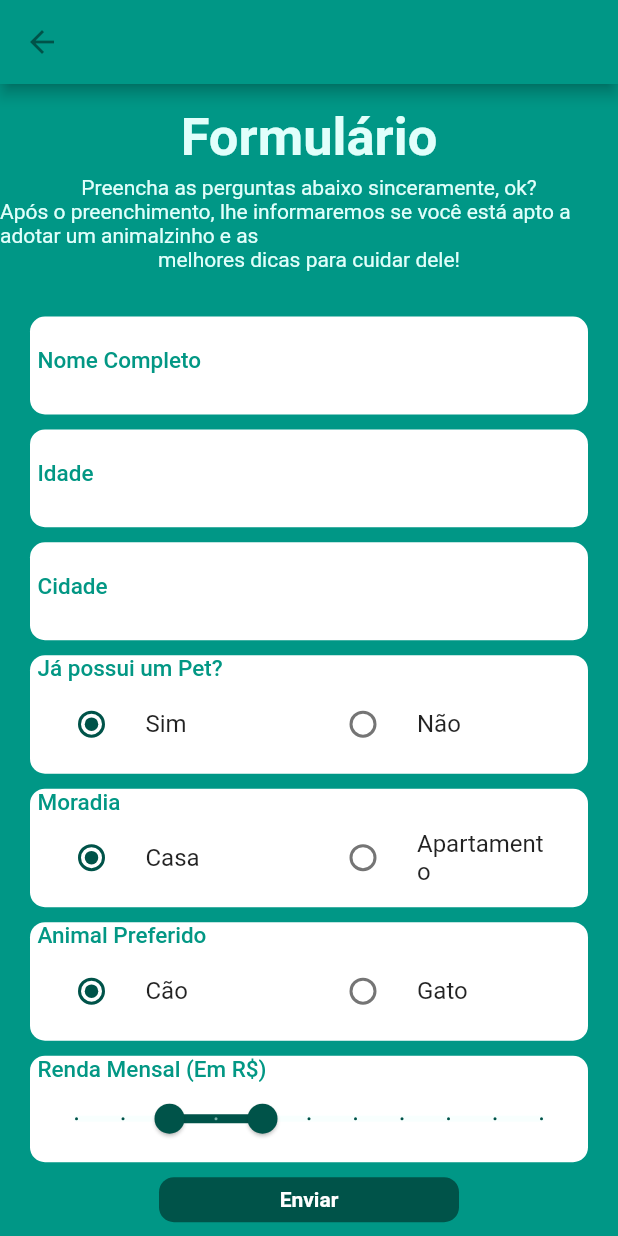
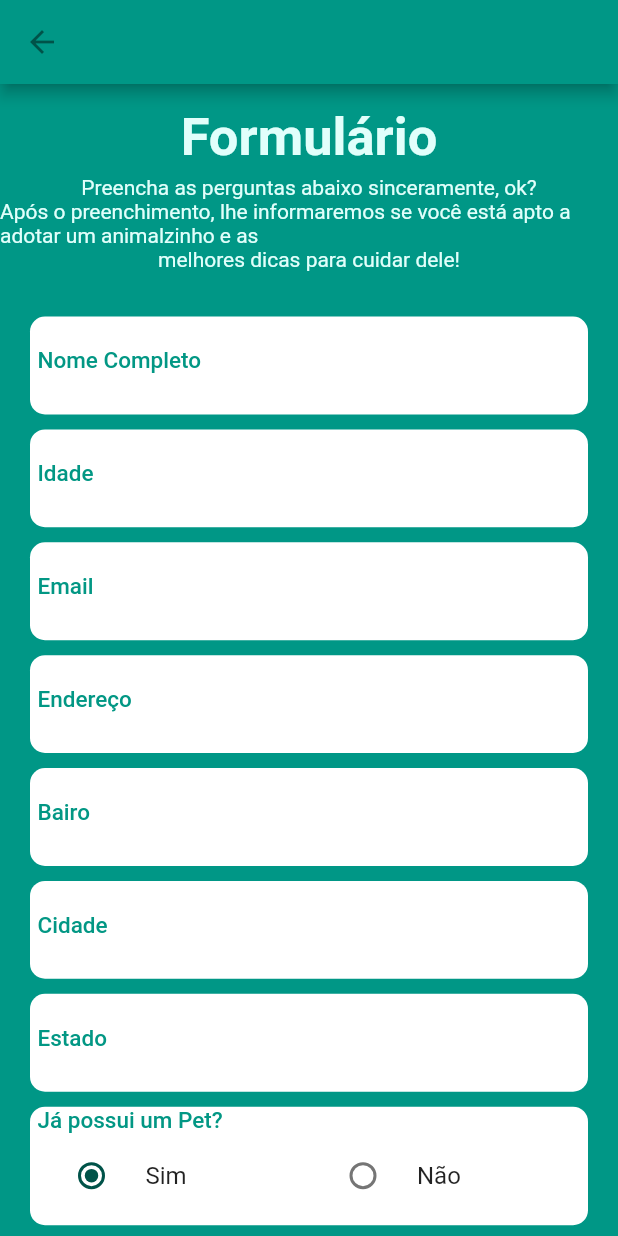
Before and after one commit to Guto13/Adopet, a Flutter app: the FormularioScreen screen opened directly, on a phone screen of 412 x 824 dp. Run offline on Flutter 3.47's test engine with Material 2 defaults, Android fonts, the phone set to English and light mode, and no system bars.

Commit message:
Segundo commit

```diff
--- a/lib/formulario/formulario.dart
+++ b/lib/formulario/formulario.dart
@@ -16,7 +16,11 @@ enum animalPreferido { Cao, Gato }
 class _FormularioState extends State<Formulario> {
   final _nameController = TextEditingController();
   final _idadeController = TextEditingController();
+  final _emailController = TextEditingController();
   final _cidadeController = TextEditingController();
+  final _enderecoController = TextEditingController();
+  final _bairroController = TextEditingController();
+  final _estadoController = TextEditingController();
   possuiPet _possuiPet = possuiPet.yes;
   moradia _moradia = moradia.Casa;
   animalPreferido _animalPreferido = animalPreferido.Cao;
@@ -47,10 +51,42 @@ class _FormularioState extends State<Formulario> {
             height: 10,
           ),
           CampoFormulario(
+              textInputType: TextInputType.emailAddress,
+              nameController: _emailController,
+              label: 'Email',
+              erro: 'Coloque Seu Email'),
+          SizedBox(
+            height: 10,
+          ),
+          CampoFormulario(
+              textInputType: TextInputType.text,
+              nameController: _enderecoController,
+              label: 'Endereço',
+              erro: 'Coloque Seu Endereço'),
+          SizedBox(
+            height: 10,
+          ),
+          CampoFormulario(
+              textInputType: TextInputType.text,
+              nameController: _bairroController,
+              label: 'Bairo',
+              erro: 'Coloque Seu Bairro'),
+          SizedBox(
+            height: 10,
+          ),
+          CampoFormulario(
               textInputType: TextInputType.text,
               nameController: _cidadeController,
               label: 'Cidade',
               erro: 'Coloque Sua Cidade'),
+          SizedBox(
+            height: 10,
+          ),
+          CampoFormulario(
+              textInputType: TextInputType.text,
+              nameController: _estadoController,
+              label: 'Estado',
+              erro: 'Coloque Seu Estado'),
           SizedBox(
             height: 10,
           ),
```
